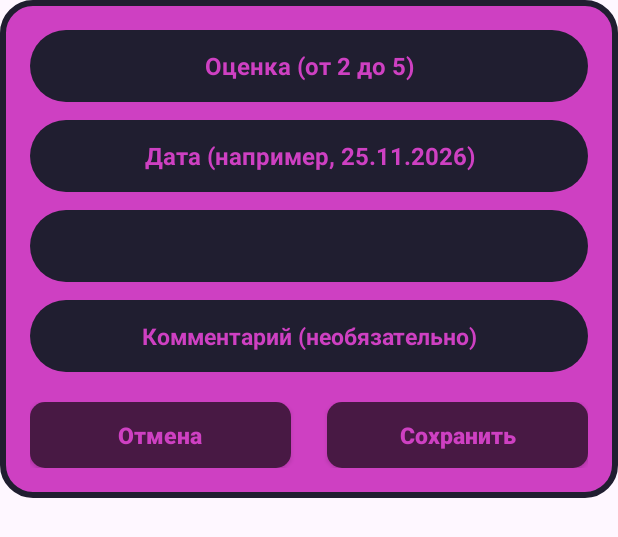
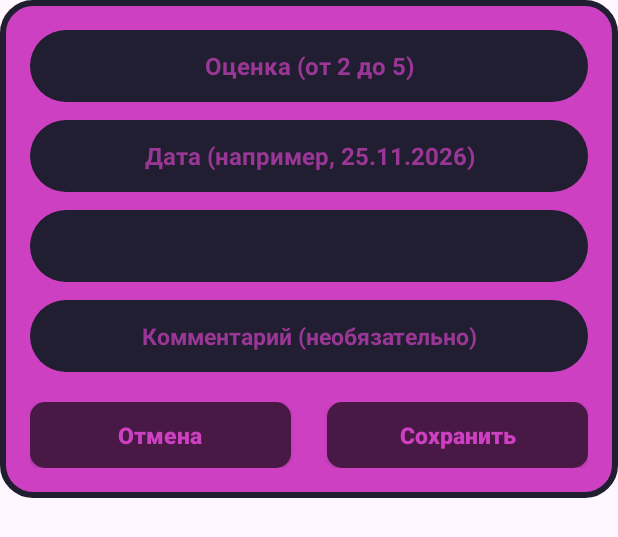
Before and after one commit to VasilisaGun/tetyaya_nedela_rebzi, an Android app: the layout dialog_grade_form.xml on its own in the app's theme, with its tools: preview values and no code run, on a phone screen of 412 x 824 dp. Shown: the top 537 px of the screen. Run offline under Robolectric (Android 15) with nearby library versions, the phone set to English and light mode, and no system bars.

Commit message:
мелкая доработка от Даши

```diff
--- a/app/src/main/java/com/example/personalaccount/GradesActivity.kt
+++ b/app/src/main/java/com/example/personalaccount/GradesActivity.kt
@@ -288,7 +288,7 @@ class GradesActivity : AppCompatActivity() {
                 return tv
             }
         }
-        adapter.setDropDownViewResource(android.R.layout.simple_spinner_dropdown_item)
+        adapter.setDropDownViewResource(R.layout.item_spinner_dropdown)
         spinnerType.adapter = adapter
 
         if (existingGrade != null) {
--- a/app/src/main/res/layout/activity_add_course.xml
+++ b/app/src/main/res/layout/activity_add_course.xml
@@ -47,7 +47,7 @@
         android:hint="Название"
         android:inputType="textCapSentences"
         android:textColor="@color/dark_bg"
-        android:textColorHint="@color/dark_bg"
+        android:textColorHint="@color/dark_bg_E6"
         android:textStyle="bold" />
 
     <!-- Поле: Преподаватель -->
@@ -63,7 +63,7 @@
         android:hint="Преподаватель"
         android:inputType="textPersonName|textCapWords"
         android:textColor="@color/dark_bg"
-        android:textColorHint="@color/dark_bg"
+        android:textColorHint="@color/dark_bg_E6"
         android:textStyle="bold" />
 
     <!-- Кнопка: Добавить дисциплину -->
--- a/app/src/main/res/layout/activity_calculator.xml
+++ b/app/src/main/res/layout/activity_calculator.xml
@@ -95,7 +95,7 @@ android:padding="20dp">
     android:inputType="numberDecimal"
     android:maxLength="4"
     android:textColor="@color/dark_bg"
-    android:textColorHint="@color/dark_bg"
+    android:textColorHint="@color/dark_bg_E6"
     android:textStyle="bold" />
 
 <!-- Кнопка расчёта -->
--- a/app/src/main/res/layout/dialog_grade_form.xml
+++ b/app/src/main/res/layout/dialog_grade_form.xml
@@ -16,7 +16,7 @@
         android:inputType="number"
         android:maxLength="1"
         android:textColor="@color/pink_accent"
-        android:textColorHint="@color/pink_accent"
+        android:textColorHint="@color/pink_accent_E6"
         android:textSize="16sp"
         android:textStyle="bold" />
 
@@ -30,7 +30,7 @@
         android:hint="Дата (например, 25.11.2026)"
         android:inputType="date"
         android:textColor="@color/pink_accent"
-        android:textColorHint="@color/pink_accent"
+        android:textColorHint="@color/pink_accent_E6"
         android:textSize="16sp"
         android:textStyle="bold" />
 
@@ -40,8 +40,10 @@
         android:layout_height="48dp"
         android:layout_marginTop="12dp"
         android:background="@drawable/bg_dark_pill"
+        android:popupBackground="@drawable/bg_avg_outline"
         android:paddingStart="16dp"
         android:paddingEnd="16dp" />
+
 
     <EditText
         android:id="@+id/etGradeComment"
@@ -53,7 +55,7 @@
         android:hint="Комментарий (необязательно)"
         android:inputType="textCapSentences"
         android:textColor="@color/pink_accent"
-        android:textColorHint="@color/pink_accent"
+        android:textColorHint="@color/pink_accent_E6"
         android:textSize="15sp"
         android:textStyle="bold" />
 
--- a/app/src/main/res/values/colors.xml
+++ b/app/src/main/res/values/colors.xml
@@ -3,7 +3,8 @@
     <color name="black">#FF000000</color>
     <color name="white">#FFFFFFFF</color>
     <color name="pink_accent">#CE40C2</color>
+    <color name="pink_accent_E6">#B3CE40C2</color>
     <color name="dark_bg">#201E30</color>
-    <color name="dark_bg_E6">#E6201E30</color>
+    <color name="dark_bg_E6">#B3201E30</color>
     <color name="low_score_red">#AB2E62</color>
 </resources>
```
